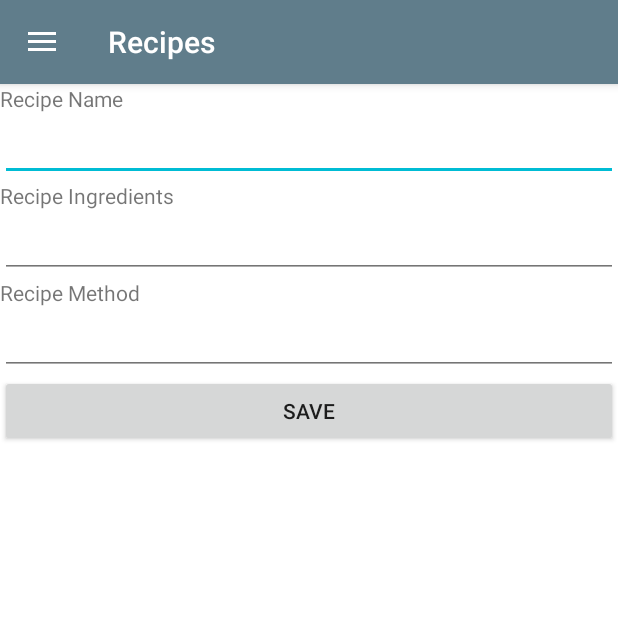
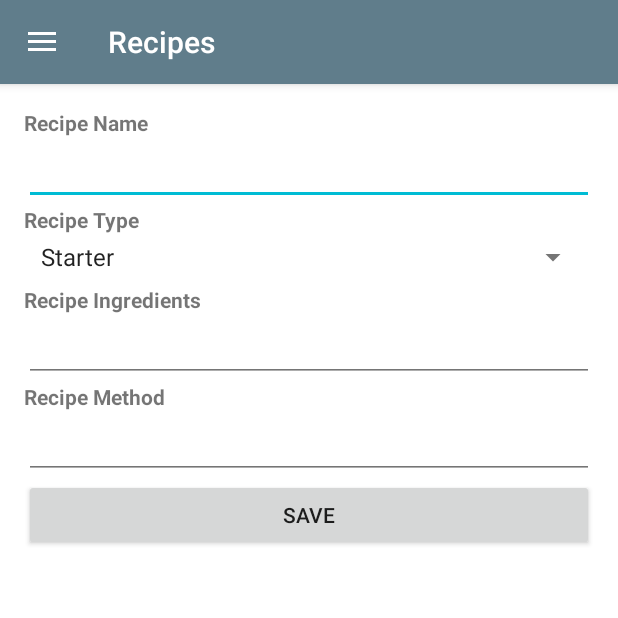
Before and after one commit to E-Nesbitt/YouCook, an Android app: the Recipes screen opened directly, with no data from a screen before it, on a phone screen of 412 x 824 dp, the top half of it. Run offline under Robolectric (Android 15) with nearby library versions, the phone set to English and light mode, and no system bars; our stand-ins replace Firebase (no records; nobody signed in at launch, a user with empty details on screens opened directly).

Commit message:
Recipe activity code added, recipe can be added to firebase DB, will look into retrieving this data next

```diff
--- a/app/src/main/java/com/example/ethannesbitt/youcook/Recipes.java
+++ b/app/src/main/java/com/example/ethannesbitt/youcook/Recipes.java
@@ -7,10 +7,18 @@ import android.support.v4.widget.DrawerLayout;
 import android.support.v7.app.ActionBarDrawerToggle;
 import android.support.v7.app.AppCompatActivity;
 import android.os.Bundle;
+import android.text.TextUtils;
 import android.view.MenuItem;
+import android.view.View;
+import android.widget.Button;
+import android.widget.EditText;
+import android.widget.Spinner;
+import android.widget.Toast;
 
 import com.google.firebase.auth.FirebaseAuth;
 import com.google.firebase.auth.FirebaseUser;
+import com.google.firebase.database.DatabaseReference;
+import com.google.firebase.database.FirebaseDatabase;
 
 public class Recipes extends AppCompatActivity implements NavigationView.OnNavigationItemSelectedListener
 {
@@ -20,6 +28,13 @@ public class Recipes extends AppCompatActivity implements NavigationView.OnNavig
 
     private FirebaseAuth mAuth;
 
+    private Button save;
+    private EditText rName;
+    private Spinner rType;
+    private EditText rIngredients;
+    private EditText rMethod;
+
+    DatabaseReference recipeDatabase;
 
     @Override
     protected void onCreate(Bundle savedInstanceState)
@@ -31,6 +46,7 @@ public class Recipes extends AppCompatActivity implements NavigationView.OnNavig
         mAuth = FirebaseAuth.getInstance();
         FirebaseUser user = mAuth.getCurrentUser();
 
+        //setting up drawer menu
         drawerMenu = (DrawerLayout) findViewById(R.id.recipes);
         menuToggle = new ActionBarDrawerToggle(this, drawerMenu, R.string.open, R.string.close);
         drawerMenu.addDrawerListener(menuToggle);
@@ -38,11 +54,54 @@ public class Recipes extends AppCompatActivity implements NavigationView.OnNavig
         getSupportActionBar().setDisplayHomeAsUpEnabled(true);
         NavigationView navigationView = (NavigationView) findViewById(R.id.recipednav);
         navigationView.setNavigationItemSelectedListener(this);
+
+        //setting up recipe inputs
+        rName = (EditText) findViewById(R.id.recipeNameInput);
+        rIngredients = (EditText) findViewById(R.id.recipeIngredientsInput);
+        rMethod = (EditText) findViewById(R.id.recipeMethodInput);
+        rType = (Spinner) findViewById(R.id.recipeTypeInput);
+        save = (Button) findViewById(R.id.saveButton);
+        save.setOnClickListener(new View.OnClickListener()
+        {
+            @Override
+            public void onClick(View view)
+            {
+                saveRecipe();
+            }
+        });
+
+        //recipe database
+        recipeDatabase = FirebaseDatabase.getInstance().getReference("Recipes");
+    }
+
+    private void saveRecipe()
+    {
+        String name = rName.getText().toString().trim();
+        String type = rType.getSelectedItem().toString().trim();
+        String ingredients = rIngredients.getText().toString().trim();
+        String method = rMethod.getText().toString().trim();
+
+        if(!TextUtils.isEmpty(name) && !TextUtils.isEmpty(ingredients) && !TextUtils.isEmpty(method))
+        {
+            String id = recipeDatabase.push().getKey();
+            Recipe recipe = new Recipe(id, name, type, ingredients, method);
+            recipeDatabase.child(id).setValue(recipe);
+
+            Toast.makeText(Recipes.this, "Recipe has been saved!", Toast.LENGTH_LONG).show();
+            rName.setText("");
+            rIngredients.setText("");
+            rMethod.setText("");
+        }
+        else
+        {
+            Toast.makeText(Recipes.this, "Ensure all details are entered and try again!", Toast.LENGTH_SHORT).show();
+        }
     }
 
     @Override
     public boolean onOptionsItemSelected(MenuItem item)
     {
+        //making drawer menu open if menu option is selected in title bar
         if (menuToggle.onOptionsItemSelected(item)) {
             return true;
         }
--- a/app/src/main/res/layout/activity_recipes.xml
+++ b/app/src/main/res/layout/activity_recipes.xml
@@ -8,48 +8,79 @@
     android:id="@+id/recipes">
 
     <android.support.constraint.ConstraintLayout
-    android:layout_width="match_parent"
-    android:layout_height="match_parent">
+        android:layout_width="match_parent"
+        android:layout_height="match_parent"
+        android:padding="@dimen/activity_vertical_margin">
 
         <LinearLayout
             android:layout_width="match_parent"
             android:layout_height="match_parent"
+            android:layout_centerHorizontal="true"
+            android:layout_centerVertical="true"
             android:orientation="vertical">
 
             <TextView
                 android:id="@+id/recipeName"
                 android:layout_width="match_parent"
                 android:layout_height="wrap_content"
-                android:text="@string/recipe_name" />
+                android:text="@string/recipe_name"
+                android:textStyle="bold"/>
 
             <EditText
+                android:id="@+id/recipeNameInput"
                 android:layout_width="match_parent"
-                android:layout_height="wrap_content" />
+                android:layout_height="wrap_content"
+                android:inputType="text" />
+
+            <TextView
+                android:id="@+id/recipeType"
+                android:layout_width="match_parent"
+                android:layout_height="wrap_content"
+                android:text="@string/recipe_type"
+                android:textStyle="bold"/>
+
+            <Spinner
+                android:id="@+id/recipeTypeInput"
+                android:layout_width="match_parent"
+                android:layout_height="wrap_content"
+                android:layout_margin="3dp"
+                android:entries="@array/course_type">
+            </Spinner>
 
             <TextView
                 android:id="@+id/recipeIngredients"
                 android:layout_width="match_parent"
                 android:layout_height="wrap_content"
-                android:text="@string/recipe_ingredients" />
+                android:text="@string/recipe_ingredients"
+                android:layout_marginTop="3dp"
+                android:textStyle="bold"/>
 
             <EditText
+                android:id="@+id/recipeIngredientsInput"
                 android:layout_width="match_parent"
-                android:layout_height="wrap_content" />
+                android:layout_height="wrap_content"
+                android:ems="10"
+                android:inputType="textMultiLine" />
 
             <TextView
                 android:id="@+id/recipeMethod"
                 android:layout_width="match_parent"
                 android:layout_height="wrap_content"
-                android:text="@string/recipe_method" />
+                android:text="@string/recipe_method"
+                android:textStyle="bold"/>
 
             <EditText
+                android:id="@+id/recipeMethodInput"
                 android:layout_width="match_parent"
-                android:layout_height="wrap_content" />
+                android:layout_height="wrap_content"
+                android:ems="10"
+                android:inputType="textMultiLine" />
 
             <Button
+                android:id="@+id/saveButton"
                 android:layout_width="match_parent"
                 android:layout_height="wrap_content"
-                android:text="@string/save"/>
+                android:text="@string/save" />
 
         </LinearLayout>
     </android.support.constraint.ConstraintLayout>
--- a/app/src/main/res/values/strings.xml
+++ b/app/src/main/res/values/strings.xml
@@ -29,9 +29,16 @@
     <string name="recipe_menu">Recipes</string>
     <string name="recipe_menu_desc">Create and Store your own recipes for later</string>
     <string name="recipe_name">Recipe Name</string>
+    <string name="recipe_type">Recipe Type</string>
     <string name="recipe_ingredients">Recipe Ingredients</string>
     <string name="recipe_method">Recipe Method</string>
     <string name="save">Save</string>
+    <!-- Spinner Array for Course Type -->
+    <array name="course_type">
+        <item>Starter</item>
+        <item>Main</item>
+        <item>Dessert</item>
+    </array>
 
     <!-- Timer Activity Strings -->
     <string name="timer_menu">Timer</string>
```
Also changed, not shown: app/src/main/java/com/example/ethannesbitt/youcook/Recipe.java (added, +53 -0 lines).
